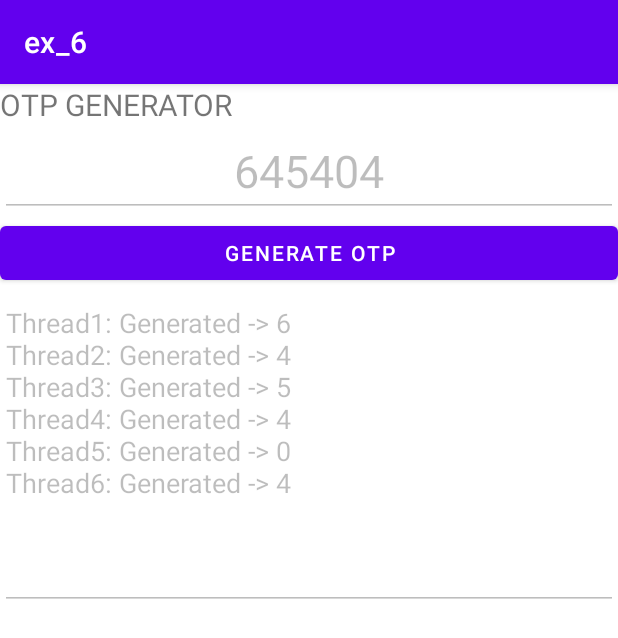
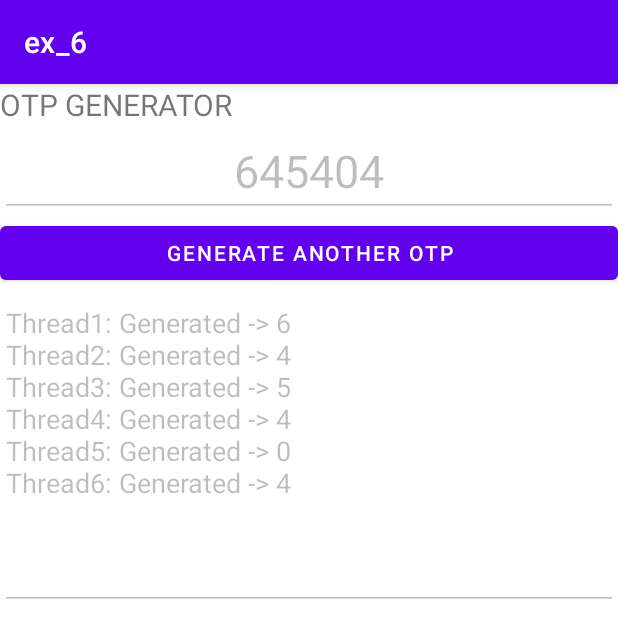
Before and after one commit to Ponprabhakar-pg/mad-ex-6, an Android app: the screen it shows after launch (MainActivity), after a tap on "GENERATE OTP", on a phone screen of 412 x 824 dp. Shown: the top 638 px of the screen. Run offline under Robolectric (Android 15) with nearby library versions, the phone set to English and light mode, and no system bars.

Commit message:
second commit

```diff
--- a/app/src/main/java/com/example/ex_6/MainActivity.java
+++ b/app/src/main/java/com/example/ex_6/MainActivity.java
@@ -29,6 +29,8 @@ public class MainActivity extends AppCompatActivity {
             @Override
             public void onClick(View v) {
                 e.setText("");
+                e1.setText("");
+                b1.setText("Generate Another OTP");
                 int n = 6; // Number of threads
                 for (i = 0; i < n; i++) {
 
@@ -50,5 +52,7 @@ public class MainActivity extends AppCompatActivity {
                 }
             }
         });
+
+
     }
 }
--- a/app/src/main/res/layout/activity_main.xml
+++ b/app/src/main/res/layout/activity_main.xml
@@ -38,6 +38,7 @@
             android:layout_height="wrap_content"
             android:text="Generate OTP" />
 
+
         <EditText
             android:id="@+id/editText2"
             android:layout_width="match_parent"
```
